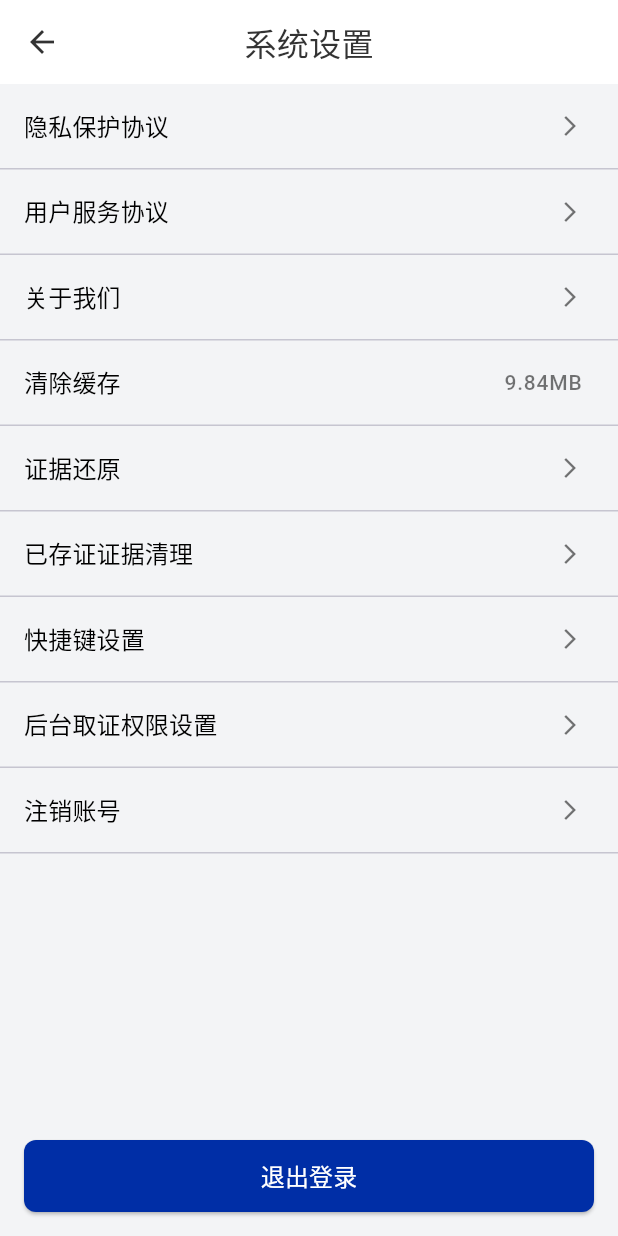
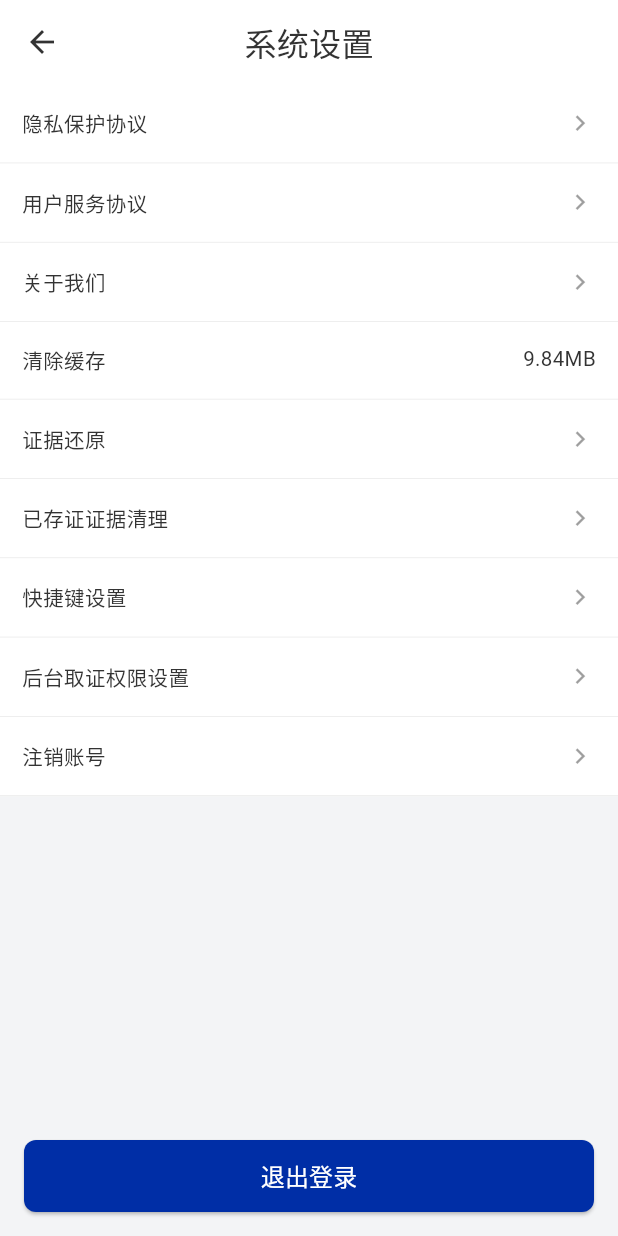
Before and after one commit to xxuchao/gzc-app, a Flutter app: the SystemSettingsPage screen opened by its route, on a phone screen of 412 x 824 dp. Run offline on Flutter 3.47's test engine with Material 3 defaults, Android fonts, the phone set to English and light mode, and no system bars; our stand-ins replace carousel_slider, dio, flutter_riverpod, flutter_screenutil, flutter_secure_storage, get_it and 8 more; accounts and stored records are empty; network calls fail.

Commit message:
基础布局组件，优化profile下的页面

```diff
--- a/lib/core/router/app_router.dart
+++ b/lib/core/router/app_router.dart
@@ -14,7 +14,7 @@ import 'package:gzc_app/features/auth/presentation/pages/login_with_password.dar
 import 'package:gzc_app/features/auth/presentation/pages/login_with_sms.dart';
 import 'package:gzc_app/features/fee_standard/presentation/pages/fee_standard.dart';
 import 'package:gzc_app/features/profile/presentation/pages/my_profile_page.dart';
-import 'package:gzc_app/features/setting/presentation/controllers/setting.dart';
+import 'package:gzc_app/features/setting/presentation/pages/setting.dart';
 
 enum RouteTransitionType {
   slideRightToLeft,
--- a/lib/core/theme/spacing.dart
+++ b/lib/core/theme/spacing.dart
@@ -48,7 +48,7 @@ class Spacing {
   static double get cardPadding => 12.w;
 
   /// 16dp - 卡片间距
-  static double get cardGap => 14.h;
+  static double get cardGap => 16.h;
 
   /// 8dp - 按钮内水平边距
   static double get buttonPaddingH => 16.w;
--- a/lib/core/widgets/custom_list_tile.dart
+++ b/lib/core/widgets/custom_list_tile.dart
@@ -41,8 +41,8 @@ class CustomListTile extends StatelessWidget {
         horizontal: horizontalPadding ?? Spacing.pageHorizontal,
         vertical: verticalPadding ?? Spacing.cardGap,
       ),
-
       decoration: BoxDecoration(
+        color: onTap == null ? Theme.of(context).colorScheme.surface : null,
         border: showBottomBorder
           ? Border(
               bottom: BorderSide(
@@ -85,9 +85,14 @@ class CustomListTile extends StatelessWidget {
 
     // 仅在需要点击时包裹 InkWell，不加 Material
     if (onTap != null) {
-      return InkWell(
-        onTap: onTap,
-        child: content,
+      return Ink(
+        decoration: BoxDecoration(
+          color: Theme.of(context).colorScheme.surface
+        ),
+        child: InkWell(
+          onTap: onTap,
+          child: content,
+        ),
       );
     }
     return content;
--- a/lib/features/address_management/presentation/pages/add_address.dart
+++ b/lib/features/address_management/presentation/pages/add_address.dart
@@ -128,7 +128,7 @@ class AddAddressPage extends StatelessWidget {
             rate: 2,
             btns: [
               OperateButtonData(
-                "申请添加人",
+                "保存",
                 () => { print("保存")}
               ),
             ],
--- a/lib/features/setting/presentation/controllers/setting.dart
+++ /dev/null
@@ -1,104 +0,0 @@
-import 'package:flutter/material.dart';
-import 'package:go_router/go_router.dart';
-
-class SystemSettingsPage extends StatelessWidget {
-  const SystemSettingsPage({super.key});
-
-  @override
-  Widget build(BuildContext context) {
-    return Scaffold(
-      appBar: AppBar(
-        title: const Text('系统设置'),
-        centerTitle: true,
-        leading: IconButton(
-          icon: const Icon(Icons.arrow_back),
-          onPressed: () {
-            if (context.canPop()) {
-              context.pop();
-            }
-          },
-        ),
-      ),
-      body: Column(
-        children: [
-          // 设置项列表
-          Expanded(
-            child: ListView(
-              children: [
-                // 隐私保护协议
-                _buildListItem('隐私保护协议'),
-                const Divider(height: 1),
-                // 用户服务协议
-                _buildListItem('用户服务协议'),
-                const Divider(height: 1),
-                // 关于我们
-                _buildListItem('关于我们'),
-                const Divider(height: 1),
-                // 清除缓存
-                _buildListItem('清除缓存', trailingText: '9.84MB'),
-                const Divider(height: 1),
-                // 证据还原
-                _buildListItem('证据还原'),
-                const Divider(height: 1),
-                // 已存证证据清理
-                _buildListItem('已存证证据清理'),
-                const Divider(height: 1),
-                // 快捷键设置
-                _buildListItem('快捷键设置'),
-                const Divider(height: 1),
-                // 后台取证权限设置
-                _buildListItem('后台取证权限设置'),
-                const Divider(height: 1),
-                // 注销账号
-                _buildListItem('注销账号'),
-                const Divider(height: 1),
-              ],
-            ),
-          ),
-          // 退出登录按钮
-          Padding(
-            padding: const EdgeInsets.symmetric(horizontal: 16.0, vertical: 16.0),
-            child: ElevatedButton(
-              onPressed: () {
-                // 退出登录逻辑
-              },
-              style: ElevatedButton.styleFrom(
-                // primary: Colors.red, // 按钮背景颜色
-                shape: RoundedRectangleBorder(
-                  borderRadius: BorderRadius.circular(8.0),
-                ),
-                minimumSize: const Size(double.infinity, 48), // 按钮宽度填充父容器
-              ),
-              child: const Text(
-                '退出登录',
-                style: TextStyle(fontSize: 16, color: Colors.white),
-              ),
-            ),
-          ),
-        ],
-      ),
-    );
-  }
-
-  Widget _buildListItem(String title, {String? trailingText}) {
-    return ListTile(
-      title: Text(
-        title,
-        style: const TextStyle(fontSize: 16, color: Colors.black),
-      ),
-      trailing: trailingText != null
-          ? Text(
-              trailingText,
-              style: const TextStyle(fontSize: 14, color: Colors.black54),
-            )
-          : const Icon(
-              Icons.arrow_forward_ios,
-              size: 16,
-              color: Colors.black54,
-            ),
-      onTap: () {
-        // 点击事件逻辑
-      },
-    );
-  }
-}
--- /dev/null
+++ b/lib/features/setting/presentation/pages/setting.dart
@@ -0,0 +1,125 @@
+import 'package:flutter/material.dart';
+import 'package:go_router/go_router.dart';
+import 'package:gzc_app/core/widgets/custom_list_tile.dart';
+
+class SystemSettingsPage extends StatelessWidget {
+  const SystemSettingsPage({super.key});
+
+  void handleItemTap(){}
+
+  @override
+  Widget build(BuildContext context) {
+    final List<SettingData> items = [
+      SettingData(title: "隐私保护协议",),
+      SettingData(title: "用户服务协议",),
+      SettingData(title: "关于我们",),
+      SettingData(title: "清除缓存", text: "9.84MB", arrow: false),
+      SettingData(title: "证据还原",),
+      SettingData(title: "已存证证据清理",),
+      SettingData(title: "快捷键设置",),
+      SettingData(title: "后台取证权限设置",),
+      SettingData(title: "注销账号",),
+    ];
+    return Scaffold(
+      appBar: AppBar(
+        title: const Text('系统设置'),
+        centerTitle: true,
+        leading: IconButton(
+          icon: const Icon(Icons.arrow_back),
+          onPressed: () {
+            if (context.canPop()) {
+              context.pop();
+            }
+          },
+        ),
+      ),
+      body: Column(
+        children: [
+          // 设置项列表
+          Expanded(
+            child: ListView(
+              children: [
+                Ink(
+                  color: Colors.white,
+                  child: Column(
+                    children: items.map((item){
+                      return CustomListTile(
+                        title: item.title,
+                        trailing: item.text == null ? null : Text(item.text!),
+                        showTrailingArrow: item.arrow,
+                        showBottomBorder: item.border,
+                        onTap: handleItemTap,
+                      );
+                    }).toList(),
+                  ),
+                )
+              ],
+              // children: [
+              //   // 隐私保护协议
+              //   _buildListItem('隐私保护协议'),
+              //   const Divider(height: 1),
+              //   // 用户服务协议
+              //   _buildListItem('用户服务协议'),
+              //   const Divider(height: 1),
+              //   // 关于我们
+              //   _buildListItem('关于我们'),
+              //   const Divider(height: 1),
+              //   // 清除缓存
+              //   _buildListItem('清除缓存', trailingText: '9.84MB'),
+              //   const Divider(height: 1),
+              //   // 证据还原
+              //   _buildListItem('证据还原'),
+              //   const Divider(height: 1),
+              //   // 已存证证据清理
+              //   _buildListItem('已存证证据清理'),
+              //   const Divider(height: 1),
+              //   // 快捷键设置
+              //   _buildListItem('快捷键设置'),
+              //   const Divider(height: 1),
+              //   // 后台取证权限设置
+              //   _buildListItem('后台取证权限设置'),
+              //   const Divider(height: 1),
+              //   // 注销账号
+              //   _buildListItem('注销账号'),
+              //   const Divider(height: 1),
+              // ],
+            ),
+          ),
+          // 退出登录按钮
+          Padding(
+            padding: const EdgeInsets.symmetric(horizontal: 16.0, vertical: 16.0),
+            child: ElevatedButton(
+              onPressed: () {
+                // 退出登录逻辑
+              },
+              style: ElevatedButton.styleFrom(
+                // primary: Colors.red, // 按钮背景颜色
+                shape: RoundedRectangleBorder(
+                  borderRadius: BorderRadius.circular(8.0),
+                ),
+                minimumSize: const Size(double.infinity, 48), // 按钮宽度填充父容器
+              ),
+              child: const Text(
+                '退出登录',
+                style: TextStyle(fontSize: 16, color: Colors.white),
+              ),
+            ),
+          ),
+        ],
+      ),
+    );
+  }
+}
+
+class SettingData {
+  final String title;
+  final String? text;
+  final bool border;
+  final bool arrow;
+  SettingData({
+    required this.title,
+    this.text,
+    this.border = true,
+    this.arrow = true
+  });
+}
```
Also changed, not shown: lib/core/widgets/custom_card.dart (+6 -4 lines), lib/features/applicant_management/presentation/pages/applicant_detail.dart (+41 -7 lines), lib/features/applicant_management/presentation/pages/applicant_management.dart (+0 -23 lines), lib/features/profile/presentation/pages/my_profile_page.dart (+53 -85 lines), lib/features/profile/presentation/pages/profile_page.dart (+9 -8 lines), lib/features/setting/presentation/pages/fee_standard.dart (deleted, +0 -86 lines), 1 other file.
